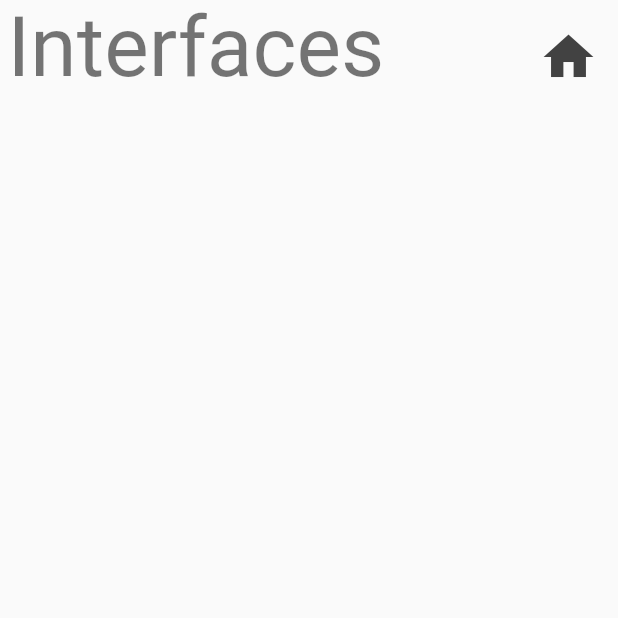
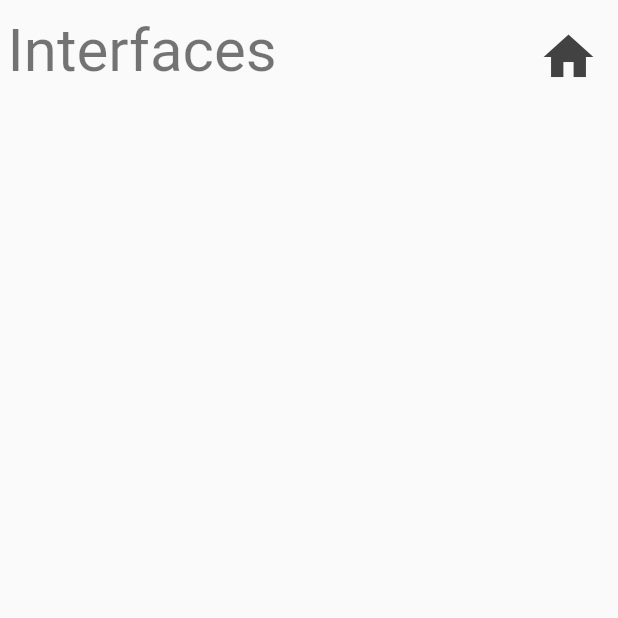
Before and after one commit to SpaceRouter/frontscreen, a Flutter app: the screen it shows after launch, after a tap on "Wifi", on a phone screen of 412 x 824 dp, the top half of it. Run offline on Flutter 3.47's test engine with Material 2 defaults, Android fonts, the phone set to English and light mode, and no system bars; our stand-ins replace bloc, equatable, flutter_bloc, font_awesome_flutter.

```diff
--- a/lib/app.dart
+++ b/lib/app.dart
@@ -38,6 +38,7 @@ class _AppViewState extends State<AppView> {
       theme: theme,
       navigatorKey: _navigatorKey,
       home: HomePage(),
+      debugShowCheckedModeBanner: false,
       onGenerateRoute: (_) => SplashPage.route(),
     );
   }
--- a/lib/pages/home/view/home_page.dart
+++ b/lib/pages/home/view/home_page.dart
@@ -1,6 +1,7 @@
 import 'package:flutter/material.dart';
 import 'package:flutter/widgets.dart';
 import 'package:font_awesome_flutter/font_awesome_flutter.dart';
+import 'package:opengate_frontscreen/pages/clock/view/clock_page.dart';
 import 'package:opengate_frontscreen/pages/interfaces/view/interfaces_page.dart';
 
 class HomePage extends StatelessWidget {
@@ -65,6 +66,11 @@ class HomePage extends StatelessWidget {
                   route: InterfacesPage.route(),
                   icon: Icons.power_settings_new,
                 ),
+                _HomeCard(
+                  name: "Veille",
+                  route: ClockPage.route(),
+                  icon: FontAwesomeIcons.moon,
+                ),
               ],
             ),
           ),
--- a/lib/pages/model/page_base.dart
+++ b/lib/pages/model/page_base.dart
@@ -22,10 +22,10 @@ class PageBase extends StatelessWidget {
               Expanded(
                 child: Text(
                   title,
-                  style: Theme.of(context)
-                      .textTheme
-                      .headline2
-                      ?.merge(TextStyle(height: 0.8)),
+                  style: Theme.of(context).textTheme.headline2?.merge(TextStyle(
+                        height: 0.8,
+                        fontSize: 40,
+                      )),
                   overflow: TextOverflow.fade,
                 ),
               ),
```
Also changed, not shown: lib/pages/clock/view/clock_page.dart (added, +49 -0 lines).
